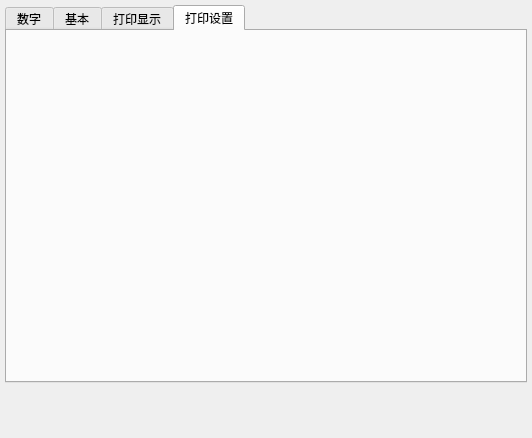
Before: the Qt Designer form formatsetdlg.ui in rcshuangw/HReportMainWindow, drawn with Qt 5.
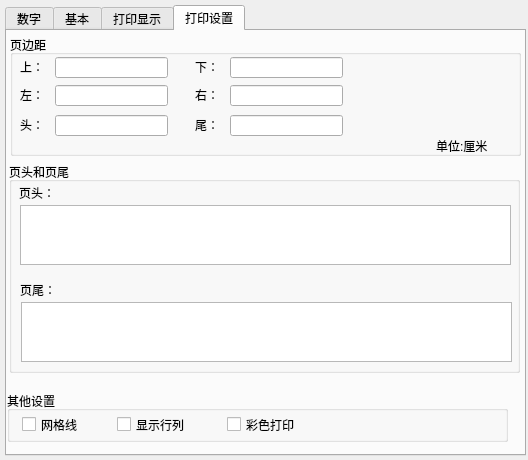
After: the same form once the commit is applied. The open tabs and pages were chosen to show the change.

What changed in the file:
```diff
--- a/formatsetdlg.ui
+++ b/formatsetdlg.ui
@@ -6,8 +6,8 @@
    <rect>
     <x>0</x>
     <y>0</y>
-    <width>532</width>
-    <height>438</height>
+    <width>528</width>
+    <height>460</height>
    </rect>
   </property>
   <property name="windowTitle">
@@ -18,8 +18,8 @@
     <rect>
      <x>5</x>
      <y>5</y>
-     <width>522</width>
-     <height>378</height>
+     <width>521</width>
+     <height>451</height>
     </rect>
    </property>
    <property name="currentIndex">
@@ -358,6 +358,317 @@
     <attribute name="title">
      <string>打印设置</string>
     </attribute>
+    <widget class="QGroupBox" name="groupBox_6">
+     <property name="geometry">
+      <rect>
+       <x>3</x>
+       <y>4</y>
+       <width>511</width>
+       <height>121</height>
+      </rect>
+     </property>
+     <property name="title">
+      <string>页边距</string>
+     </property>
+     <widget class="QLabel" name="label_5">
+      <property name="geometry">
+       <rect>
+        <x>10</x>
+        <y>22</y>
+        <width>31</width>
+        <height>20</height>
+       </rect>
+      </property>
+      <property name="text">
+       <string>上：</string>
+      </property>
+     </widget>
+     <widget class="QLineEdit" name="lineEdit_5">
+      <property name="geometry">
+       <rect>
+        <x>45</x>
+        <y>22</y>
+        <width>113</width>
+        <height>21</height>
+       </rect>
+      </property>
+      <property name="font">
+       <font>
+        <family>Arial</family>
+        <pointsize>10</pointsize>
+       </font>
+      </property>
+     </widget>
+     <widget class="QLabel" name="label_6">
+      <property name="geometry">
+       <rect>
+        <x>185</x>
+        <y>22</y>
+        <width>31</width>
+        <height>20</height>
+       </rect>
+      </property>
+      <property name="text">
+       <string>下：</string>
+      </property>
+     </widget>
+     <widget class="QLineEdit" name="lineEdit_6">
+      <property name="geometry">
+       <rect>
+        <x>220</x>
+        <y>22</y>
+        <width>113</width>
+        <height>21</height>
+       </rect>
+      </property>
+      <property name="font">
+       <font>
+        <family>Arial</family>
+        <pointsize>10</pointsize>
+       </font>
+      </property>
+     </widget>
+     <widget class="QLineEdit" name="lineEdit_7">
+      <property name="geometry">
+       <rect>
+        <x>220</x>
+        <y>50</y>
+        <width>113</width>
+        <height>21</height>
+       </rect>
+      </property>
+      <property name="font">
+       <font>
+        <family>Arial</family>
+        <pointsize>10</pointsize>
+       </font>
+      </property>
+     </widget>
+     <widget class="QLabel" name="label_7">
+      <property name="geometry">
+       <rect>
+        <x>10</x>
+        <y>50</y>
+        <width>31</width>
+        <height>20</height>
+       </rect>
+      </property>
+      <property name="text">
+       <string>左：</string>
+      </property>
+     </widget>
+     <widget class="QLineEdit" name="lineEdit_8">
+      <property name="geometry">
+       <rect>
+        <x>45</x>
+        <y>50</y>
+        <width>113</width>
+        <height>21</height>
+       </rect>
+      </property>
+      <property name="font">
+       <font>
+        <family>Arial</family>
+        <pointsize>10</pointsize>
+       </font>
+      </property>
+     </widget>
+     <widget class="QLabel" name="label_8">
+      <property name="geometry">
+       <rect>
+        <x>185</x>
+        <y>50</y>
+        <width>31</width>
+        <height>20</height>
+       </rect>
+      </property>
+      <property name="text">
+       <string>右：</string>
+      </property>
+     </widget>
+     <widget class="QLineEdit" name="lineEdit_10">
+      <property name="geometry">
+       <rect>
+        <x>220</x>
+        <y>80</y>
+        <width>113</width>
+        <height>21</height>
+       </rect>
+      </property>
+      <property name="font">
+       <font>
+        <family>Arial</family>
+        <pointsize>10</pointsize>
+       </font>
+      </property>
+     </widget>
+     <widget class="QLineEdit" name="lineEdit_11">
+      <property name="geometry">
+       <rect>
+        <x>45</x>
+        <y>80</y>
+        <width>113</width>
+        <height>21</height>
+       </rect>
+      </property>
+      <property name="font">
+       <font>
+        <family>Arial</family>
+        <pointsize>10</pointsize>
+       </font>
+      </property>
+     </widget>
+     <widget class="QLabel" name="label_9">
+      <property name="geometry">
+       <rect>
+        <x>185</x>
+        <y>80</y>
+        <width>31</width>
+        <height>20</height>
+       </rect>
+      </property>
+      <property name="text">
+       <string>尾：</string>
+      </property>
+     </widget>
+     <widget class="QLabel" name="label_10">
+      <property name="geometry">
+       <rect>
+        <x>10</x>
+        <y>80</y>
+        <width>31</width>
+        <height>20</height>
+       </rect>
+      </property>
+      <property name="text">
+       <string>头：</string>
+      </property>
+     </widget>
+     <widget class="QLabel" name="label_11">
+      <property name="geometry">
+       <rect>
+        <x>426</x>
+        <y>103</y>
+        <width>72</width>
+        <height>15</height>
+       </rect>
+      </property>
+      <property name="text">
+       <string>单位:厘米</string>
+      </property>
+     </widget>
+    </widget>
+    <widget class="QGroupBox" name="groupBox_7">
+     <property name="geometry">
+      <rect>
+       <x>2</x>
+       <y>131</y>
+       <width>511</width>
+       <height>211</height>
+      </rect>
+     </property>
+     <property name="title">
+      <string>页头和页尾</string>
+     </property>
+     <widget class="QLabel" name="label_12">
+      <property name="geometry">
+       <rect>
+        <x>10</x>
+        <y>20</y>
+        <width>51</width>
+        <height>21</height>
+       </rect>
+      </property>
+      <property name="text">
+       <string>页头：</string>
+      </property>
+     </widget>
+     <widget class="QTextEdit" name="textEdit">
+      <property name="geometry">
+       <rect>
+        <x>11</x>
+        <y>43</y>
+        <width>491</width>
+        <height>60</height>
+       </rect>
+      </property>
+     </widget>
+     <widget class="QLabel" name="label_13">
+      <property name="geometry">
+       <rect>
+        <x>11</x>
+        <y>117</y>
+        <width>51</width>
+        <height>21</height>
+       </rect>
+      </property>
+      <property name="text">
+       <string>页尾：</string>
+      </property>
+     </widget>
+     <widget class="QTextEdit" name="textEdit_2">
+      <property name="geometry">
+       <rect>
+        <x>12</x>
+        <y>140</y>
+        <width>491</width>
+        <height>60</height>
+       </rect>
+      </property>
+     </widget>
+    </widget>
+    <widget class="QGroupBox" name="groupBox_8">
+     <property name="geometry">
+      <rect>
+       <x>0</x>
+       <y>360</y>
+       <width>501</width>
+       <height>51</height>
+      </rect>
+     </property>
+     <property name="title">
+      <string>其他设置</string>
+     </property>
+     <widget class="QCheckBox" name="checkBox_7">
+      <property name="geometry">
+       <rect>
+        <x>15</x>
+        <y>23</y>
+        <width>71</width>
+        <height>21</height>
+       </rect>
+      </property>
+      <property name="text">
+       <string>网格线</string>
+      </property>
+     </widget>
+     <widget class="QCheckBox" name="checkBox_8">
+      <property name="geometry">
+       <rect>
+        <x>110</x>
+        <y>23</y>
+        <width>91</width>
+        <height>21</height>
+       </rect>
+      </property>
+      <property name="text">
+       <string>显示行列</string>
+      </property>
+     </widget>
+     <widget class="QCheckBox" name="checkBox_9">
+      <property name="geometry">
+       <rect>
+        <x>220</x>
+        <y>23</y>
+        <width>91</width>
+        <height>21</height>
+       </rect>
+      </property>
+      <property name="text">
+       <string>彩色打印</string>
+      </property>
+     </widget>
+    </widget>
    </widget>
   </widget>
  </widget>
```
Left out of the diff: 2 changed lines with no effect on the pictures.
